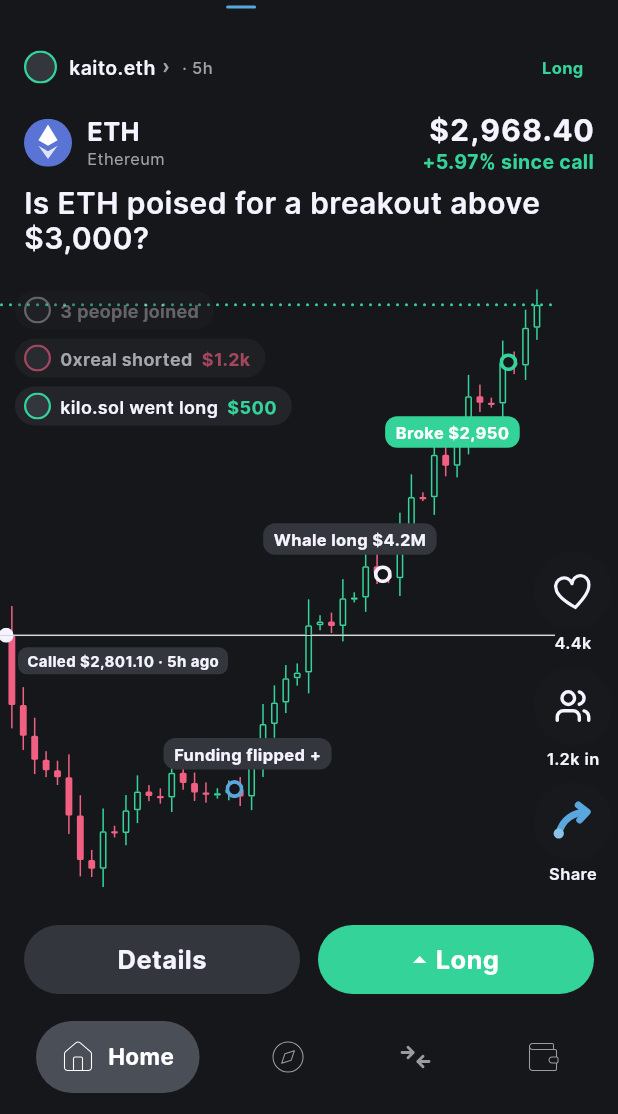
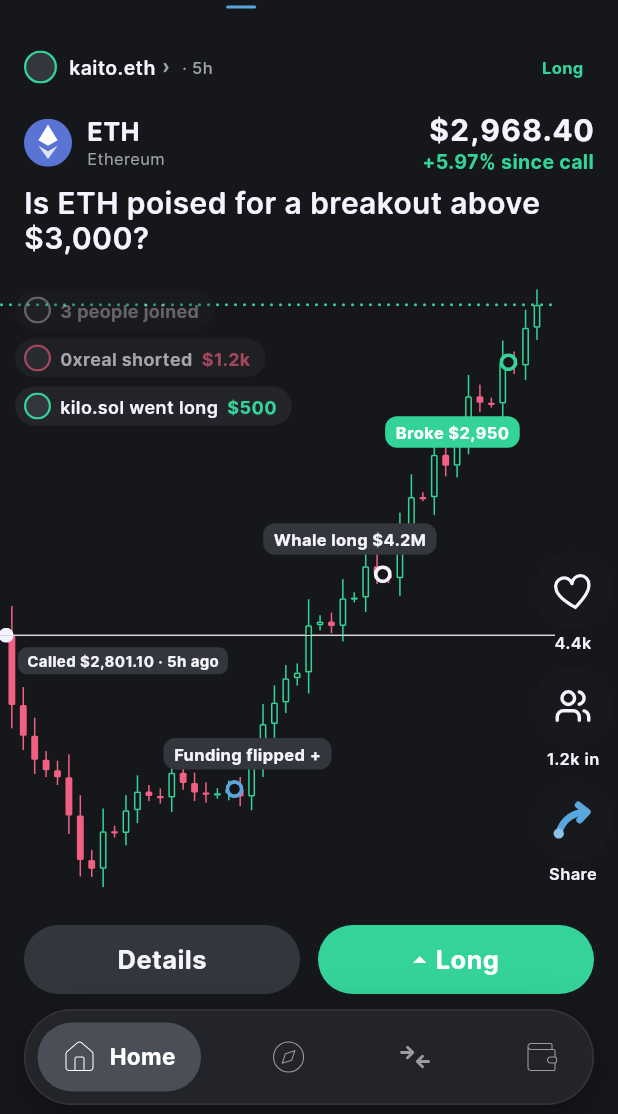
Before and after one commit to VistaMarkets/VistaColosseum, a Flutter app: the screen it shows after launch, on a phone screen of 412 x 824 dp, the part 122-1236 px from its top. Run offline on Flutter 3.47's test engine with Material 3 defaults, Android fonts, the phone set to English and light mode, and no system bars; our stand-ins replace flutter_svg; project files that could hold a hidden picture were left out; grey boxes are pictures that could not be loaded.

Commit message:
Nav: one floating pill holding the four tabs
The nav is a single pill (card colour, hairline edge, soft shadow) around
Home / Explore / Arena / Wallet, identical on every tab, with the selected
tab's pill inside it.

Co-Authored-By: Claude Opus 5.5 <noreply@anthropic.com>

```diff
--- a/app/lib/design_system/components/vista_navigation.dart
+++ b/app/lib/design_system/components/vista_navigation.dart
@@ -252,7 +252,21 @@ class _VistaBottomNavState extends State<VistaBottomNav>
     return Container(
       height: VistaSize.navBar,
       padding: const EdgeInsets.all(VistaSpace.md),
-      // No bar behind the items: the selected pill alone marks the tab.
+      // A floating pill holding all four tabs (the same on every tab): the
+      // card colour, a hairline edge and a soft shadow lift it off whatever
+      // scrolls underneath; the selected tab's pill sits inside it.
+      decoration: BoxDecoration(
+        color: VistaColors.surfaceOverlay,
+        borderRadius: BorderRadius.circular(VistaRadius.pill),
+        border: Border.all(color: VistaColors.hairline),
+        boxShadow: const [
+          BoxShadow(
+            color: Color(0x59000000),
+            offset: Offset(0, 8),
+            blurRadius: 24,
+          ),
+        ],
+      ),
       child: LayoutBuilder(
         builder: (context, constraints) => AnimatedBuilder(
           animation: _move,
```
